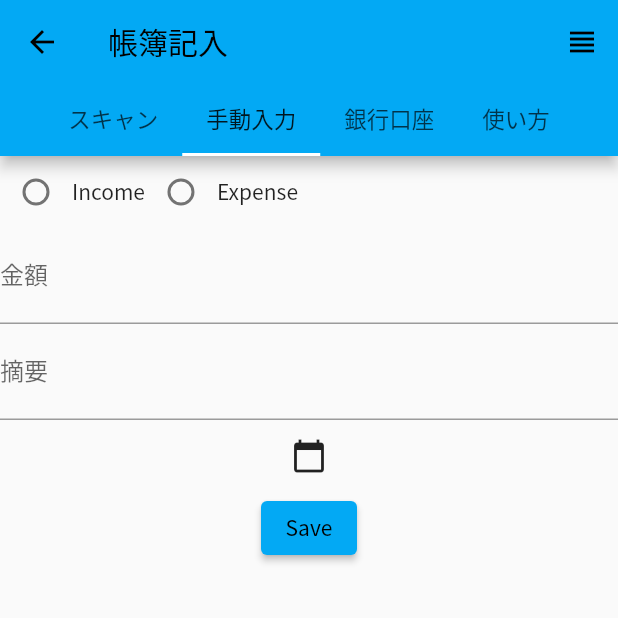
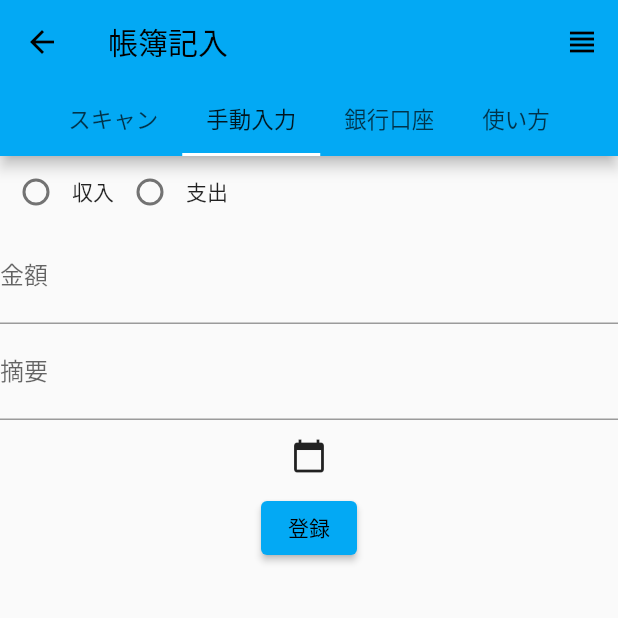
Before and after one commit to U-22-gg/U-22, a Flutter app: the LedgerPageScreen screen opened directly, tab 2 chosen, on a phone screen of 412 x 824 dp, the top half of it. Run offline on Flutter 3.47's test engine with Material 2 defaults, Android fonts, the phone set to English and light mode, and no system bars; our stand-ins replace cloud_firestore, firebase_auth, firebase_core, flutter_riverpod, fluttertoast, logger; accounts and stored records are empty.

Commit message:
japanese commit

```diff
--- a/lib/src/screens/ledger_page.dart
+++ b/lib/src/screens/ledger_page.dart
@@ -98,7 +98,7 @@ class _LedgerPageScreenState extends State<LedgerPageScreen> {
                           });
                         },
                       ),
-                      Text('Income'),
+                      Text('収入'),
                       Radio(
                         value: 'Expense',
                         groupValue: _transactionType,
@@ -108,7 +108,7 @@ class _LedgerPageScreenState extends State<LedgerPageScreen> {
                           });
                         },
                       ),
-                      Text('Expense'),
+                      Text('支出'),
                     ],
                   ),
                   if (_transactionType == 'Income')
@@ -196,7 +196,7 @@ class _LedgerPageScreenState extends State<LedgerPageScreen> {
                   ),
                   ElevatedButton(
                     onPressed: saveTransaction,
-                    child: Text('Save'),
+                    child: Text('登録'),
                   ),
                 ],
               ),
```
Also changed, not shown: 1 other file.
